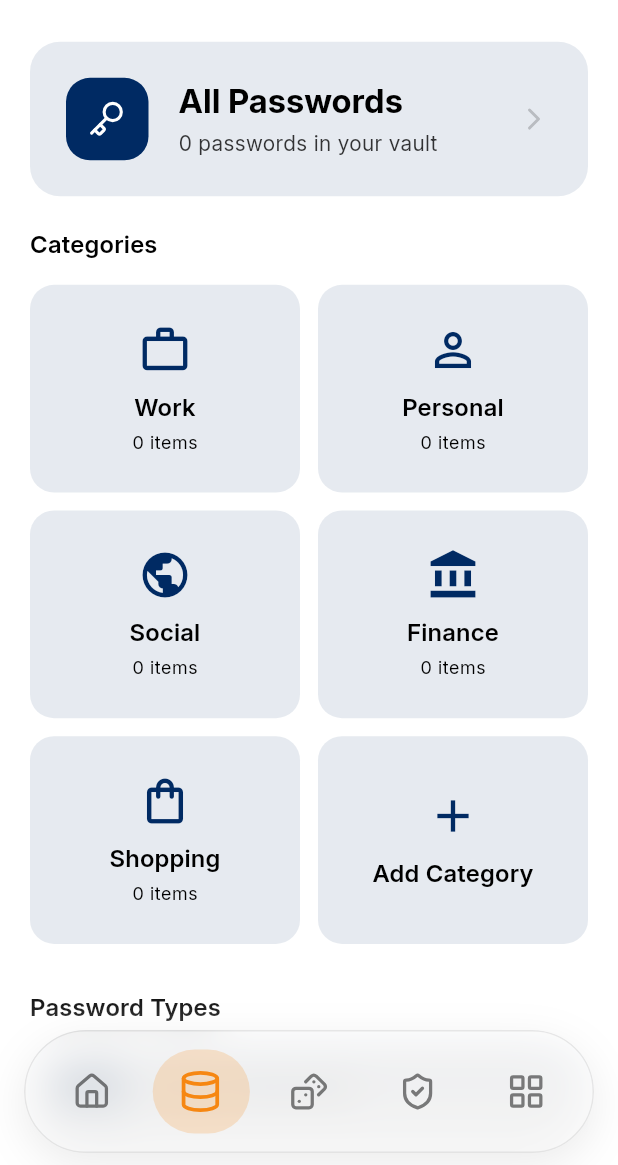
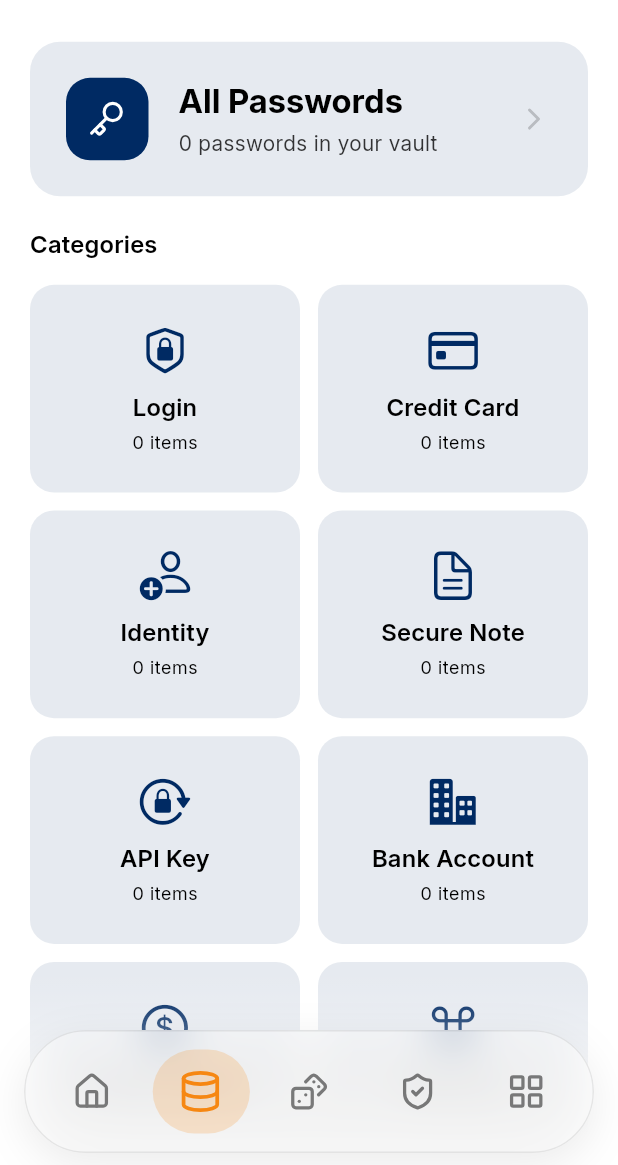
Before and after one commit to kaiumallimon/shieldx, a Flutter app: the ManagePage screen opened by its route, on a phone screen of 412 x 824 dp, the part 71-1236 px from its top. Run offline on Flutter 3.47's test engine with Material 3 defaults, Android fonts, the phone set to English and light mode, and no system bars; our stand-ins replace cached_network_image, equatable, flutter_bloc, flutter_dotenv, go_router, lucide_icons and 5 more; missing offline and left inert: encrypt, pointycastle; accounts and stored records are empty.

Commit message:
feat: Simplify ManageCubit and ManageState by removing typeCounts and related logic

```diff
--- a/lib/app/features/dashboard/features/manage/cubit/_manage_cubit.dart
+++ b/lib/app/features/dashboard/features/manage/cubit/_manage_cubit.dart
@@ -14,20 +14,9 @@ class ManageCubit extends Cubit<ManageState> {
       final total = await _vaultService.getTotalItemsCount();
       final categoryStats = await _vaultService.getCategoryStats();
 
-      // Get all items to count by credential type
-      final allItems = await _vaultService.getAllVaultItems();
-      final typeCounts = <String, int>{
-        'login': allItems.length,
-        'api-key': 0,
-        'credit-card': 0,
-        'note': 0,
-        'identity': 0,
-      };
-
       emit(ManageLoaded(
         totalPasswords: total,
         categoryCounts: categoryStats,
-        typeCounts: typeCounts,
       ));
     } catch (e) {
       emit(ManageError(e.toString()));
--- a/lib/app/features/dashboard/features/manage/cubit/_manage_state.dart
+++ b/lib/app/features/dashboard/features/manage/cubit/_manage_state.dart
@@ -7,12 +7,10 @@ class ManageLoading extends ManageState {}
 class ManageLoaded extends ManageState {
   final int totalPasswords;
   final Map<String, int> categoryCounts;
-  final Map<String, int> typeCounts;
 
   ManageLoaded({
     required this.totalPasswords,
     required this.categoryCounts,
-    required this.typeCounts,
   });
 }
 
--- a/lib/app/features/dashboard/features/manage/pages/_manage_page.dart
+++ b/lib/app/features/dashboard/features/manage/pages/_manage_page.dart
@@ -29,7 +29,6 @@ class _ManagePageState extends State<ManagePage> {
   @override
   Widget build(BuildContext context) {
     final theme = Theme.of(context);
-    final windowSize = MediaQuery.of(context).size;
 
     return BlocBuilder<ManageCubit, ManageState>(
       builder: (context, state) {
@@ -146,138 +145,102 @@ class _ManagePageState extends State<ManagePage> {
                         delegate: SliverChildListDelegate([
                           _buildCategoryCard(
                             context,
-                            icon: Icons.work_outline,
-                            title: 'Work',
-                            count: loaded.categoryCounts['work'] ?? 0,
+                            icon: CupertinoIcons.lock_shield,
+                            title: 'Login',
+                            count: loaded.categoryCounts['login'] ?? 0,
                             color: theme.colorScheme.primary,
                             onTap: () {
-                              context.push('/manage/category/work');
+                              context.push('/manage/category/login');
                             },
                           ),
                           _buildCategoryCard(
                             context,
-                            icon: Icons.person_outline,
-                            title: 'Personal',
-                            count: loaded.categoryCounts['personal'] ?? 0,
+                            icon: CupertinoIcons.creditcard,
+                            title: 'Credit Card',
+                            count: loaded.categoryCounts['credit_card'] ?? 0,
                             color: theme.colorScheme.secondary,
                             onTap: () {
-                              context.push('/manage/category/personal');
+                              context.push('/manage/category/credit_card');
                             },
                           ),
                           _buildCategoryCard(
                             context,
-                            icon: Icons.public,
-                            title: 'Social',
-                            count: loaded.categoryCounts['social'] ?? 0,
+                            icon: CupertinoIcons.person_badge_plus,
+                            title: 'Identity',
+                            count: loaded.categoryCounts['identity'] ?? 0,
                             color: theme.colorScheme.tertiary,
                             onTap: () {
-                              context.push('/manage/category/social');
+                              context.push('/manage/category/identity');
                             },
                           ),
                           _buildCategoryCard(
                             context,
-                            icon: Icons.account_balance,
-                            title: 'Finance',
-                            count: loaded.categoryCounts['finance'] ?? 0,
+                            icon: CupertinoIcons.doc_text,
+                            title: 'Secure Note',
+                            count: loaded.categoryCounts['secure_note'] ?? 0,
                             color: theme.colorScheme.error,
                             onTap: () {
-                              context.push('/manage/category/finance');
+                              context.push('/manage/category/secure_note');
                             },
                           ),
                           _buildCategoryCard(
                             context,
-                            icon: Icons.shopping_bag_outlined,
-                            title: 'Shopping',
-                            count: loaded.categoryCounts['shopping'] ?? 0,
+                            icon: CupertinoIcons.lock_rotation,
+                            title: 'API Key',
+                            count: loaded.categoryCounts['api_key'] ?? 0,
                             color: theme.colorScheme.primaryContainer,
                             onTap: () {
-                              context.push('/manage/category/shopping');
+                              context.push('/manage/category/api_key');
                             },
                           ),
                           _buildCategoryCard(
                             context,
-                            icon: Icons.add,
-                            title: 'Add Category',
-                            count: null,
+                            icon: CupertinoIcons.building_2_fill,
+                            title: 'Bank Account',
+                            count: loaded.categoryCounts['bank_account'] ?? 0,
+                            color: theme.colorScheme.secondaryContainer,
+                            onTap: () {
+                              context.push('/manage/category/bank_account');
+                            },
+                          ),
+                          _buildCategoryCard(
+                            context,
+                            icon: CupertinoIcons.money_dollar_circle,
+                            title: 'Crypto Wallet',
+                            count: loaded.categoryCounts['crypto_wallet'] ?? 0,
+                            color: theme.colorScheme.tertiaryContainer,
+                            onTap: () {
+                              context.push('/manage/category/crypto_wallet');
+                            },
+                          ),
+                          _buildCategoryCard(
+                            context,
+                            icon: CupertinoIcons.command,
+                            title: 'SSH Key',
+                            count: loaded.categoryCounts['ssh_key'] ?? 0,
+                            color: theme.colorScheme.primary,
+                            onTap: () {
+                              context.push('/manage/category/ssh_key');
+                            },
+                          ),
+                          _buildCategoryCard(
+                            context,
+                            icon: CupertinoIcons.doc_on_clipboard,
+                            title: 'License',
+                            count: loaded.categoryCounts['license'] ?? 0,
                             color: theme.colorScheme.secondary,
                             onTap: () {
-                              // Show add category dialog
+                              context.push('/manage/category/license');
                             },
                           ),
-                        ]),
-                      ),
-                    ),
-                    const SliverToBoxAdapter(child: SizedBox(height: 30)),
-                    // Types section
-                    SliverPadding(
-                      padding: const EdgeInsets.symmetric(horizontal: 20),
-                      sliver: SliverToBoxAdapter(
-                        child: Column(
-                          crossAxisAlignment: CrossAxisAlignment.start,
-                          children: [
-                            Text(
-                              'Password Types',
-                              style: theme.textTheme.titleMedium?.copyWith(
-                                fontWeight: FontWeight.w600,
-                              ),
-                            ),
-                            const SizedBox(height: 15),
-                          ],
-                        ),
-                      ),
-                    ),
-                    // Types list
-                    SliverPadding(
-                      padding: const EdgeInsets.symmetric(horizontal: 20),
-                      sliver: SliverList(
-                        delegate: SliverChildListDelegate([
-                          _buildTypeCard(
+                          _buildCategoryCard(
                             context,
-                            icon: Icons.login,
-                            title: 'Login Credentials',
-                            count: loaded.typeCounts['login'] ?? 0,
+                            icon: CupertinoIcons.square_favorites_alt,
+                            title: 'Custom',
+                            count: loaded.categoryCounts['custom'] ?? 0,
+                            color: theme.colorScheme.tertiary,
                             onTap: () {
-                              context.push('/manage/type/login');
-                            },
-                          ),
-                          const SizedBox(height: 12),
-                          _buildTypeCard(
-                            context,
-                            icon: Icons.key,
-                            title: 'API Keys',
-                            count: loaded.typeCounts['api-key'] ?? 0,
-                            onTap: () {
-                              context.push('/manage/type/api-key');
-                            },
-                          ),
-                          const SizedBox(height: 12),
-                          _buildTypeCard(
-                            context,
-                            icon: Icons.credit_card,
-                            title: 'Credit Cards',
-                            count: loaded.typeCounts['credit-card'] ?? 0,
-                            onTap: () {
-                              context.push('/manage/type/credit-card');
-                            },
-                          ),
-                          const SizedBox(height: 12),
-                          _buildTypeCard(
-                            context,
-                            icon: Icons.note,
-                            title: 'Secure Notes',
-                            count: loaded.typeCounts['note'] ?? 0,
-                            onTap: () {
-                              context.push('/manage/type/note');
-                            },
-                          ),
-                          const SizedBox(height: 12),
-                          _buildTypeCard(
-                            context,
-                            icon: Icons.badge,
-                            title: 'Identity Documents',
-                            count: loaded.typeCounts['identity'] ?? 0,
-                            onTap: () {
-                              context.push('/manage/type/identity');
+                              context.push('/manage/category/custom');
                             },
                           ),
                         ]),
@@ -417,64 +380,6 @@ class _ManagePageState extends State<ManagePage> {
     );
   }
 
-  Widget _buildTypeCard(
-    BuildContext context, {
-    required IconData icon,
-    required String title,
-    required int count,
-    required VoidCallback onTap,
-  }) {
-    final theme = Theme.of(context);
-    return InkWell(
-      onTap: onTap,
-      borderRadius: BorderRadius.circular(16),
-      child: Container(
-        padding: const EdgeInsets.all(16),
-        decoration: BoxDecoration(
-          color: theme.colorScheme.secondary.withAlpha(25),
-          borderRadius: BorderRadius.circular(16),
-        ),
-        child: Row(
-          children: [
-            Container(
-              padding: const EdgeInsets.all(12),
-              decoration: BoxDecoration(
-                color: theme.colorScheme.secondary,
-                borderRadius: BorderRadius.circular(12),
-              ),
-              child: Icon(icon, color: theme.colorScheme.onSecondary, size: 24),
-            ),
-            const SizedBox(width: 16),
-            Expanded(
-              child: Column(
-                crossAxisAlignment: CrossAxisAlignment.start,
-                children: [
-                  Text(
-                    title,
-                    style: theme.textTheme.titleMedium?.copyWith(
-                      fontWeight: FontWeight.w600,
-                    ),
-                  ),
-                  const SizedBox(height: 4),
-                  Text(
-                    '$count items',
-                    style: theme.textTheme.bodyMedium?.copyWith(
-                      color: theme.colorScheme.onSurface.withAlpha(200),
-                    ),
-                  ),
-                ],
-              ),
-            ),
-            Icon(
-              LucideIcons.chevronRight,
-              color: theme.colorScheme.onSurface.withAlpha(50),
-            ),
-          ],
-        ),
-      ),
-    );
-  }
-
   Widget _buildShimmerLoading(BuildContext context) {
     final theme = Theme.of(context);
     final windowSize = MediaQuery.of(context).size;
@@ -526,35 +431,11 @@ class _ManagePageState extends State<ManagePage> {
                     ),
                     delegate: SliverChildBuilderDelegate(
                       (context, index) => _buildShimmerCategoryCard(theme),
-                      childCount: 6,
+                      childCount: 10,
                     ),
                   ),
                 ),
-                const SliverToBoxAdapter(child: SizedBox(height: 30)),
-                SliverPadding(
-                  padding: const EdgeInsets.symmetric(horizontal: 20),
-                  sliver: SliverToBoxAdapter(
-                    child: Column(
-                      crossAxisAlignment: CrossAxisAlignment.start,
-                      children: [
-                        _buildShimmerText(theme, width: 120, height: 20),
-                        const SizedBox(height: 15),
-                      ],
-                    ),
-                  ),
-                ),
-                SliverPadding(
-                  padding: const EdgeInsets.symmetric(horizontal: 20),
-                  sliver: SliverList(
-                    delegate: SliverChildBuilderDelegate(
-                      (context, index) => Padding(
-                        padding: const EdgeInsets.only(bottom: 12),
-                        child: _buildShimmerTypeCard(theme),
-                      ),
-                      childCount: 5,
-                    ),
-                  ),
-                ),
+                const SliverToBoxAdapter(child: SizedBox(height: 20)),
               ],
             ),
             ScrollableAppBar(
@@ -670,57 +551,6 @@ class _ManagePageState extends State<ManagePage> {
     );
   }
 
-  Widget _buildShimmerTypeCard(ThemeData theme) {
-    return Shimmer.fromColors(
-      baseColor: theme.colorScheme.secondary.withAlpha(25),
-      highlightColor: theme.colorScheme.secondary.withAlpha(50),
-      child: Container(
-        padding: const EdgeInsets.all(16),
-        decoration: BoxDecoration(
-          color: theme.colorScheme.surface,
-          borderRadius: BorderRadius.circular(16),
-        ),
-        child: Row(
-          children: [
-            Container(
-              width: 48,
-              height: 48,
-              decoration: BoxDecoration(
-                color: theme.colorScheme.surface,
-                borderRadius: BorderRadius.circular(12),
-              ),
-            ),
-            const SizedBox(width: 16),
-            Expanded(
-              child: Column(
-                crossAxisAlignment: CrossAxisAlignment.start,
-                children: [
-                  Container(
-                    width: 150,
-                    height: 16,
-                    decoration: BoxDecoration(
-                      color: theme.colorScheme.surface,
-                      borderRadius: BorderRadius.circular(4),
-                    ),
-                  ),
-                  const SizedBox(height: 8),
-                  Container(
-                    width: 80,
-                    height: 12,
-                    decoration: BoxDecoration(
-                      color: theme.colorScheme.surface,
-                      borderRadius: BorderRadius.circular(4),
-                    ),
-                  ),
-                ],
-              ),
-            ),
-          ],
-        ),
-      ),
-    );
-  }
-
   Widget _buildShimmerText(ThemeData theme,
       {required double width, required double height}) {
     return Shimmer.fromColors(
```
